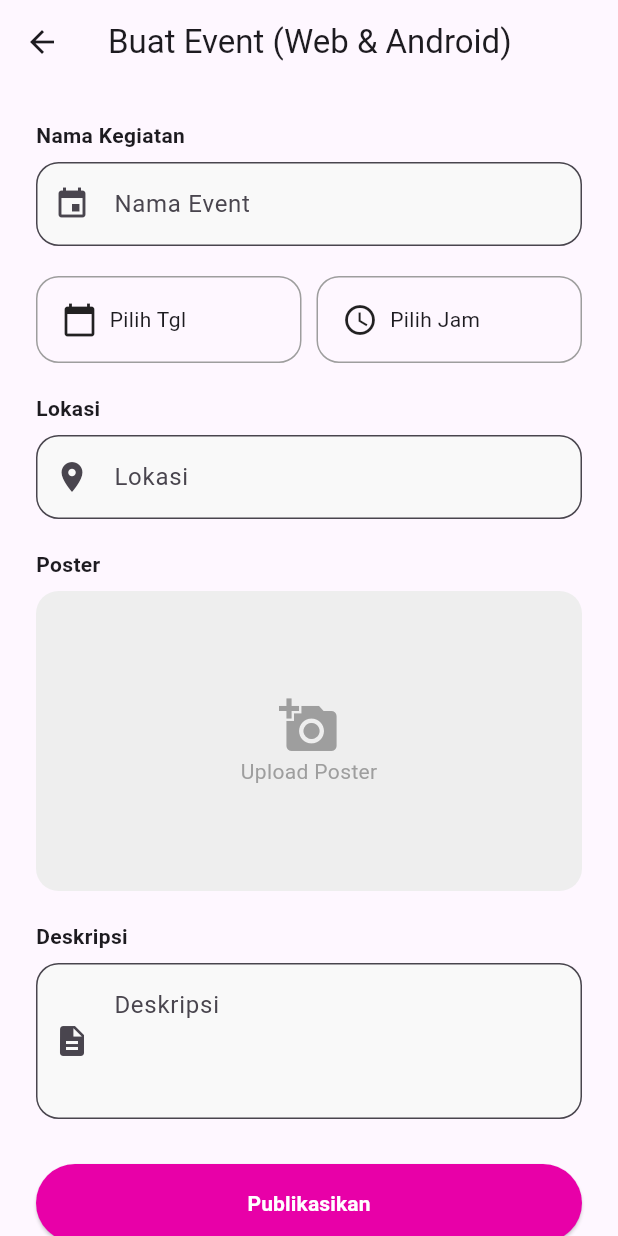
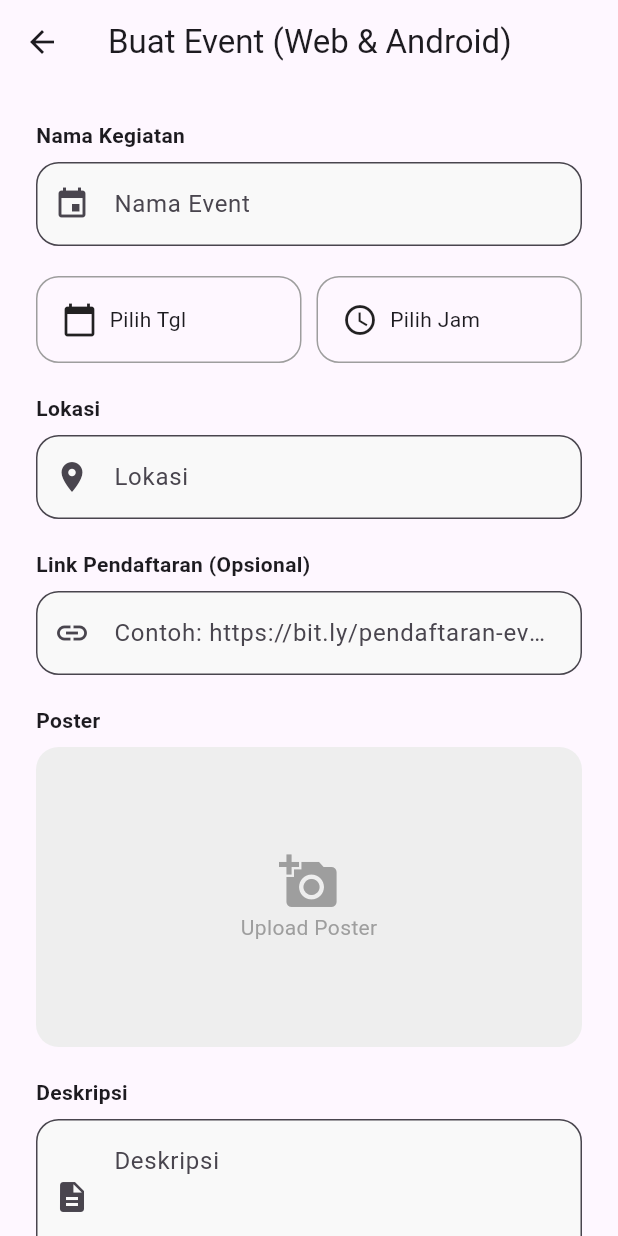
Before and after one commit to Adrianbahri/Eventku_MobileApp, a Flutter app: the AddEventPage screen opened directly, on a phone screen of 412 x 824 dp. Run offline on Flutter 3.47's test engine with Material 3 defaults, Android fonts, the phone set to English and light mode, and no system bars; our stand-ins replace cloud_firestore, firebase_auth, firebase_core, firebase_storage, google_sign_in, image_picker; accounts and stored records are empty.

Commit message:
Update Link Pendaftaran

```diff
--- a/lib/add_event_page.dart
+++ b/lib/add_event_page.dart
@@ -4,7 +4,7 @@ import 'package:cloud_firestore/cloud_firestore.dart';
 import 'package:firebase_storage/firebase_storage.dart';
 import 'package:image_picker/image_picker.dart';
 import 'package:firebase_auth/firebase_auth.dart';
-import 'event_model.dart';
+import 'event_model.dart'; // Pastikan EventModel Anda memiliki properti registrationLink
 
 class AppColors {
   static const primary = Color.fromRGBO(232, 0, 168, 1);
@@ -23,13 +23,12 @@ class _AddEventPageState extends State<AddEventPage> {
   final TextEditingController _titleController = TextEditingController();
   final TextEditingController _locController = TextEditingController();
   final TextEditingController _descController = TextEditingController();
+  // 🔥 CONTROLLER BARU UNTUK LINK PENDAFTARAN
+  final TextEditingController _regLinkController = TextEditingController();
 
   DateTime? _selectedDate;
   TimeOfDay? _selectedTime;
 
-  // --- UBAHAN PENTING (UNIVERSAL) ---
-  // Kita tidak menggunakan 'File' dari dart:io lagi karena error di Web.
-  // Kita gunakan Uint8List (bytes) yang bisa dibaca oleh Web & Android.
   Uint8List? _imageBytes;
   String? _imageName; // Menyimpan nama file asli
   bool _isSubmitting = false;
@@ -39,6 +38,7 @@ class _AddEventPageState extends State<AddEventPage> {
     _titleController.dispose();
     _locController.dispose();
     _descController.dispose();
+    _regLinkController.dispose(); // 🔥 JANGAN LUPA DISPOSE
     super.dispose();
   }
 
@@ -53,8 +53,6 @@ class _AddEventPageState extends State<AddEventPage> {
       );
 
       if (picked != null) {
-        // Baca file sebagai Bytes (Data Mentah)
-        // Ini adalah kunci agar kode jalan di Web DAN Android tanpa import dart:io
         final bytes = await picked.readAsBytes();
 
         setState(() {
@@ -67,7 +65,7 @@ class _AddEventPageState extends State<AddEventPage> {
     }
   }
 
-  // --- LOGIKA SUBMIT (ALL PLATFORMS) ---
+  // --- LOGIKA SUBMIT (TERMASUK LINK PENDAFTARAN) ---
   void _submitEvent() async {
     final currentUserId = FirebaseAuth.instance.currentUser?.uid;
 
@@ -76,6 +74,7 @@ class _AddEventPageState extends State<AddEventPage> {
       return;
     }
 
+    // Validasi sederhana (link pendaftaran opsional)
     if (_titleController.text.isEmpty || _imageBytes == null) {
       ScaffoldMessenger.of(context).showSnackBar(const SnackBar(content: Text("Lengkapi data & gambar!")));
       return;
@@ -84,23 +83,22 @@ class _AddEventPageState extends State<AddEventPage> {
     setState(() => _isSubmitting = true);
 
     try {
-      // Buat nama file unik
+      // 1. Upload Gambar ke Firebase Storage
       String fileName = '${currentUserId}_${DateTime.now().millisecondsSinceEpoch}.jpg';
       Reference storageRef = FirebaseStorage.instance.ref().child('posters/$fileName');
-
-      // Metadata agar browser mengenali ini sebagai gambar jpeg
       final metadata = SettableMetadata(contentType: 'image/jpeg');
-
-      // Upload Bytes (Bekerja di Web & Android)
       UploadTask uploadTask = storageRef.putData(_imageBytes!, metadata);
 
       TaskSnapshot snapshot = await uploadTask;
       String imageUrl = await snapshot.ref.getDownloadURL();
 
-      // Format Tanggal
-      final String formattedDateString = "${_selectedDate?.day}-${_selectedDate?.month} ${_selectedTime?.format(context)}";
+      // 2. Format Tanggal
+      final String formattedDateString =
+        _selectedDate != null && _selectedTime != null
+          ? "${_selectedDate!.day}/${_selectedDate!.month}/${_selectedDate!.year} ${_selectedTime!.format(context)}"
+          : "Tanggal/Waktu Belum Ditentukan";
 
-      // Simpan ke Firestore
+      // 3. Simpan ke Firestore
       final newEvent = EventModel(
         id: '',
         title: _titleController.text,
@@ -109,6 +107,7 @@ class _AddEventPageState extends State<AddEventPage> {
         description: _descController.text,
         imagePath: imageUrl,
         userId: currentUserId,
+        registrationLink: _regLinkController.text.trim(), // 🔥 DATA BARU DISIMPAN
       );
 
       await FirebaseFirestore.instance.collection('events').add(newEvent.toMap());
@@ -141,8 +140,19 @@ class _AddEventPageState extends State<AddEventPage> {
   // --- HELPER WIDGETS ---
   Widget _buildLabel(String text) => Padding(padding: const EdgeInsets.only(bottom: 8), child: Text(text, style: const TextStyle(fontWeight: FontWeight.bold)));
 
-  Widget _buildTextField({required TextEditingController controller, required String hint, required IconData icon, int maxLines = 1}) {
-    return TextField(controller: controller, maxLines: maxLines, decoration: InputDecoration(prefixIcon: Icon(icon), hintText: hint, filled: true, fillColor: AppColors.inputBg, border: OutlineInputBorder(borderRadius: BorderRadius.circular(15))));
+  Widget _buildTextField({required TextEditingController controller, required String hint, required IconData icon, int maxLines = 1, TextInputType keyboardType = TextInputType.text}) {
+    return TextField(
+      controller: controller,
+      maxLines: maxLines,
+      keyboardType: keyboardType,
+      decoration: InputDecoration(
+        prefixIcon: Icon(icon),
+        hintText: hint,
+        filled: true,
+        fillColor: AppColors.inputBg,
+        border: OutlineInputBorder(borderRadius: BorderRadius.circular(15))
+      )
+    );
   }
 
   Widget _buildPickerContainer({required IconData icon, required String text, required VoidCallback onTap, required bool isActive}) {
@@ -172,6 +182,16 @@ class _AddEventPageState extends State<AddEventPage> {
                 const SizedBox(height: 20),
                 _buildLabel("Lokasi"),
                 _buildTextField(controller: _locController, hint: "Lokasi", icon: Icons.location_on),
+
+                const SizedBox(height: 20),
+                // 🔥 INPUT LINK PENDAFTARAN BARU
+                _buildLabel("Link Pendaftaran (Opsional)"),
+                _buildTextField(
+                  controller: _regLinkController,
+                  hint: "Contoh: https://bit.ly/pendaftaran-event",
+                  icon: Icons.link,
+                  keyboardType: TextInputType.url // Keyboard khusus untuk URL
+                ),
 
                 const SizedBox(height: 20),
                 _buildLabel("Poster"),
--- a/lib/event_model.dart
+++ b/lib/event_model.dart
@@ -8,6 +8,7 @@ class EventModel {
   final String description;
   final String imagePath;
   final String userId;
+  final String? registrationLink; // 🌟 PROPERTI BARU
   // Field opsional untuk sorting
   final Timestamp? timestamp;
 
@@ -19,6 +20,7 @@ class EventModel {
     required this.description,
     required this.imagePath,
     required this.userId,
+    this.registrationLink, // 🌟 Diperlukan di konstruktor
     this.timestamp, // Dibuat opsional karena bisa null saat membaca dari toMap()
   });
 
@@ -31,6 +33,7 @@ class EventModel {
       'description': description,
       'imagePath': imagePath,
       'userId': userId,
+      'registrationLink': registrationLink, // 🌟 Tambahkan ke map
       // Gunakan serverTimestamp() untuk mencatat waktu yang akurat
       'timestamp': FieldValue.serverTimestamp(),
     };
@@ -47,6 +50,7 @@ class EventModel {
       description: map['description'] ?? '',
       imagePath: map['imagePath'] ?? '',
       userId: map['userId'] ?? '',
+      registrationLink: map['registrationLink'] as String?, // 🌟 Ambil link
       // Ambil timestamp dari Firestore. Jika tidak ada, biarkan null.
       timestamp: map['timestamp'] as Timestamp?,
     );
--- a/pubspec.yaml
+++ b/pubspec.yaml
@@ -40,6 +40,7 @@ dependencies:
   cloud_firestore: ^6.1.0
   firebase_storage: ^13.0.4
   image_picker: ^1.2.1
+  url_launcher: ^6.3.2
 
 dev_dependencies:
   flutter_test:
```
Also changed, not shown: lib/detail_page.dart (+37 -10 lines), 5 other files. Lines whose indentation alone changed are shown as unchanged.
